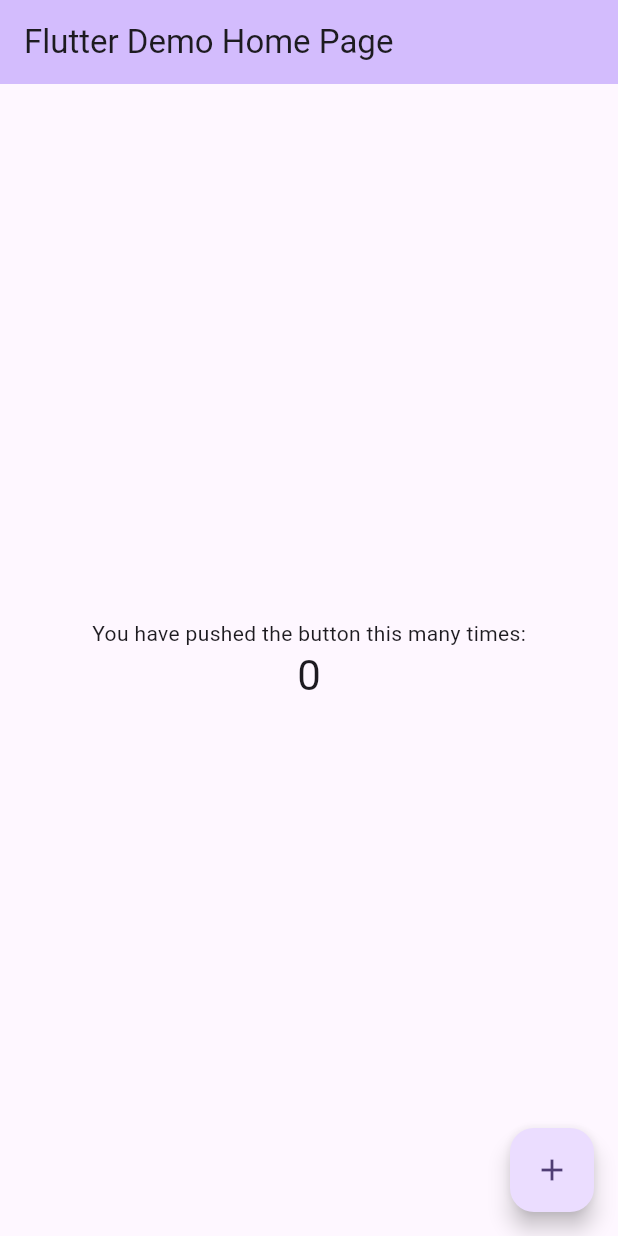
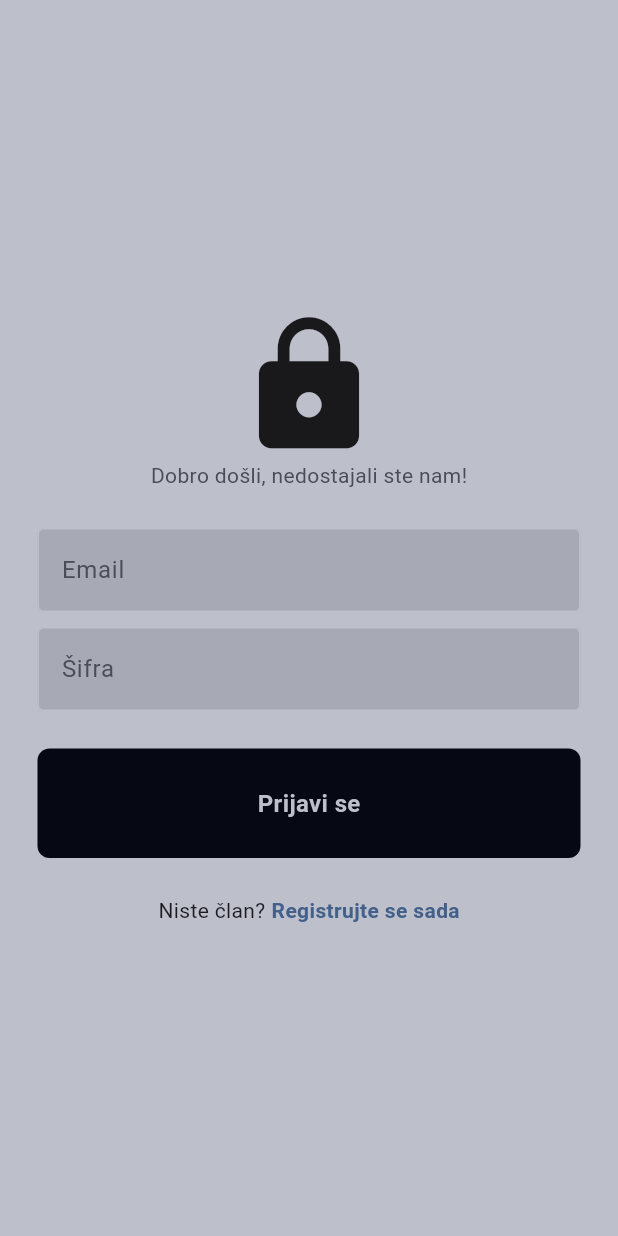
Before and after one commit to Emcho0/social_media_clone, a Flutter app: the screen it shows after launch, on a phone screen of 412 x 824 dp. Run offline on Flutter 3.47's test engine with Material 3 defaults, Android fonts, the phone set to English and light mode, and no system bars.

Commit message:
Dodana osnovna podloga za login i sign in page

```diff
--- /dev/null
+++ b/lib/components/button.dart
@@ -0,0 +1,32 @@
+import 'package:flutter/material.dart';
+
+class MyButton extends StatelessWidget {
+  final Function()? onTap;
+  final String text;
+  const MyButton({
+    super.key,
+    required this.onTap,
+    required this.text,
+  });
+
+  @override
+  Widget build(BuildContext context) {
+    return Container(
+      padding: const EdgeInsets.all(25),
+      decoration: BoxDecoration(
+        color: Color.fromARGB(255, 6, 9, 20), // yoru0
+        borderRadius: BorderRadiusDirectional.circular(8), // za zaobljene ivice
+      ),
+      child: Center(
+        child: Text(
+          text,
+          style: TextStyle(
+            color: Color.fromARGB(255, 189, 191, 203), // tsuki3
+            fontWeight: FontWeight.bold,
+            fontSize: 16,
+          ),
+        ),
+      ),
+    );
+  }
+}
--- /dev/null
+++ b/lib/components/text_field.dart
@@ -0,0 +1,40 @@
+import 'package:flutter/material.dart';
+
+class MyTextField extends StatelessWidget {
+  final TextEditingController controller;
+  final String hintText;
+  final bool obscureText;
+
+  const MyTextField({
+    super.key,
+    required this.controller,
+    required this.hintText,
+    required this.obscureText,
+  });
+
+  @override
+  Widget build(BuildContext context) {
+    return TextField(
+      controller: controller,
+      obscureText: obscureText,
+      decoration: InputDecoration(
+        hintText: hintText,
+        enabledBorder: const OutlineInputBorder(
+          borderSide: BorderSide(
+            color: Color.fromARGB(255, 189, 191, 203),
+          ),
+        ),
+        focusedBorder: const OutlineInputBorder(
+          borderSide: BorderSide(
+            color: Color.fromARGB(255, 189, 191, 203),
+          ),
+        ),
+        fillColor: Color.fromARGB(255, 167, 169, 181),
+        filled: true,
+        hintStyle: TextStyle(
+          color: Color.fromARGB(255, 74, 77, 89),
+        ),
+      ),
+    );
+  }
+}
--- a/lib/main.dart
+++ b/lib/main.dart
@@ -1,4 +1,6 @@
 import 'package:flutter/material.dart';
+import 'package:social_media_clone/pages/login_page.dart';
+import 'package:social_media_clone/pages/register_page.dart';
 
 void main() {
   runApp(const MyApp());
@@ -7,64 +9,11 @@ void main() {
 class MyApp extends StatelessWidget {
   const MyApp({super.key});
 
-  // This widget is the root of your application.
   @override
   Widget build(BuildContext context) {
     return MaterialApp(
-      title: 'Flutter Demo',
-      theme: ThemeData(
-        colorScheme: ColorScheme.fromSeed(seedColor: Colors.deepPurple),
-        useMaterial3: true,
-      ),
-      home: const MyHomePage(title: 'Flutter Demo Home Page'),
+      debugShowCheckedModeBanner: false,
+      home: LoginPage(),
     );
   }
 }
-
-class MyHomePage extends StatefulWidget {
-  const MyHomePage({super.key, required this.title});
-
-  final String title;
-
-  @override
-  State<MyHomePage> createState() => _MyHomePageState();
-}
-
-class _MyHomePageState extends State<MyHomePage> {
-  int _counter = 0;
-
-  void _incrementCounter() {
-    setState(() {
-      _counter++;
-    });
-  }
-
-  @override
-  Widget build(BuildContext context) {
-    return Scaffold(
-      appBar: AppBar(
-        backgroundColor: Theme.of(context).colorScheme.inversePrimary,
-        title: Text(widget.title),
-      ),
-      body: Center(
-        child: Column(
-          mainAxisAlignment: MainAxisAlignment.center,
-          children: <Widget>[
-            const Text(
-              'You have pushed the button this many times:',
-            ),
-            Text(
-              '$_counter',
-              style: Theme.of(context).textTheme.headlineMedium,
-            ),
-          ],
-        ),
-      ),
-      floatingActionButton: FloatingActionButton(
-        onPressed: _incrementCounter,
-        tooltip: 'Increment',
-        child: const Icon(Icons.add),
-      ),
-    );
-  }
-}
--- /dev/null
+++ b/lib/pages/login_page.dart
@@ -0,0 +1,92 @@
+import 'package:flutter/material.dart';
+import 'package:social_media_clone/components/button.dart';
+import 'package:social_media_clone/components/text_field.dart';
+
+class LoginPage extends StatefulWidget {
+  // final Function()? onTap;
+  const LoginPage({
+    super.key,
+    // required this.onTap,
+  });
+  @override
+  State<LoginPage> createState() => _LoginPageState();
+}
+
+class _LoginPageState extends State<LoginPage> {
+  // kontroleri za uredjivanje (unos) teksta
+  final emailTextController = TextEditingController();
+  final passwordTextController = TextEditingController();
+  @override
+  Widget build(BuildContext context) {
+    return Scaffold(
+      backgroundColor: Color.fromARGB(255, 189, 191, 203), // tsuki3
+      body: SafeArea(
+        child: Center(
+          child: Padding(
+            padding: const EdgeInsets.symmetric(horizontal: 25.0),
+            child: Column(
+              mainAxisAlignment: MainAxisAlignment.center,
+              children: [
+                // logo
+                Icon(
+                  Icons.lock,
+                  size: 100,
+                ),
+                // dobrodosli nazad
+                Text(
+                  "Dobro došli, nedostajali ste nam!",
+                  style: TextStyle(
+                    color: Color.fromARGB(255, 74, 77, 89), // tsuki0
+                  ),
+                ),
+                const SizedBox(height: 25),
+                // email polje
+                MyTextField(
+                  controller: emailTextController,
+                  hintText: 'Email',
+                  obscureText: false,
+                ),
+
+                const SizedBox(height: 10),
+                // password polje
+
+                MyTextField(
+                  controller: passwordTextController,
+                  hintText: 'Šifra',
+                  obscureText: true,
+                ),
+
+                const SizedBox(height: 25),
+                // sign in tipka
+                MyButton(
+                  onTap: () {},
+                  text: 'Prijavi se',
+                ),
+
+                const SizedBox(height: 25),
+                // idi na registraciju
+                Row(
+                  mainAxisAlignment: MainAxisAlignment.center,
+                  children: [
+                    Text("Niste član?"),
+                    const SizedBox(width: 4),
+                    GestureDetector(
+                      onTap: () {},
+                      child: const Text(
+                        "Registrujte se sada",
+                        style: TextStyle(
+                          fontWeight: FontWeight.bold,
+                          color: Color.fromARGB(255, 66, 96, 138), // umiBlue
+                        ),
+                      ),
+                    )
+                  ],
+                )
+              ],
+            ),
+          ),
+        ),
+      ),
+    );
+  }
+}
```
Also changed, not shown: lib/pages/register_page.dart (added, +104 -0 lines).
